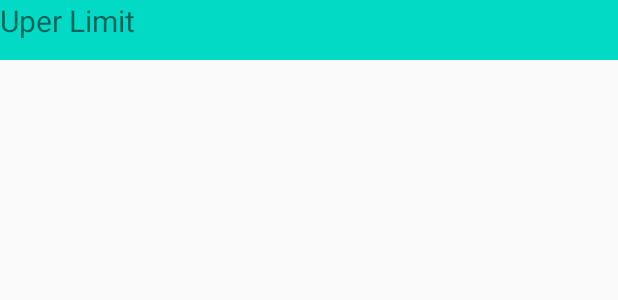
After one commit to rohitlko/RickyAndMortyPractice, an Android app: the layout item_footer.xml on its own in the app's theme, with its tools: preview values and no code run, on a phone screen of 412 x 824 dp. The commit adds this screen. Shown: the top 300 px of the screen. Run offline under Robolectric (Android 15) with nearby library versions, the phone set to English and light mode, and no system bars.

Commit message:
created two view holders for footer message

```diff
--- a/app/src/main/java/com/example/rickyandmortypractice/MainActivity.kt
+++ b/app/src/main/java/com/example/rickyandmortypractice/MainActivity.kt
@@ -16,7 +16,9 @@ import retrofit2.Callback
 import retrofit2.Response
 
 
-val dataList = ArrayList<Character>()
+//val dataList = ArrayList<Character>()
+val dataList = mutableListOf<Character>()
+
 
 class MainActivity : AppCompatActivity() {
     override fun onCreate(savedInstanceState: Bundle?) {
--- /dev/null
+++ b/app/src/main/res/layout/item_footer.xml
@@ -0,0 +1,13 @@
+<?xml version="1.0" encoding="utf-8"?>
+<LinearLayout xmlns:android="http://schemas.android.com/apk/res/android"
+    android:orientation="vertical" android:layout_width="match_parent"
+    android:layout_height="wrap_content"
+    android:background="@color/colorAccent">
+
+    <TextView
+        android:id="@+id/footer"
+        android:layout_width="match_parent"
+        android:layout_height="40dp"
+        android:text="Uper Limit"
+        android:textSize="20sp"/>
+</LinearLayout>
```
Also changed, not shown: app/src/main/java/com/example/rickyandmortypractice/Adapter/CharacterAdapter.kt (+45 -8 lines).
